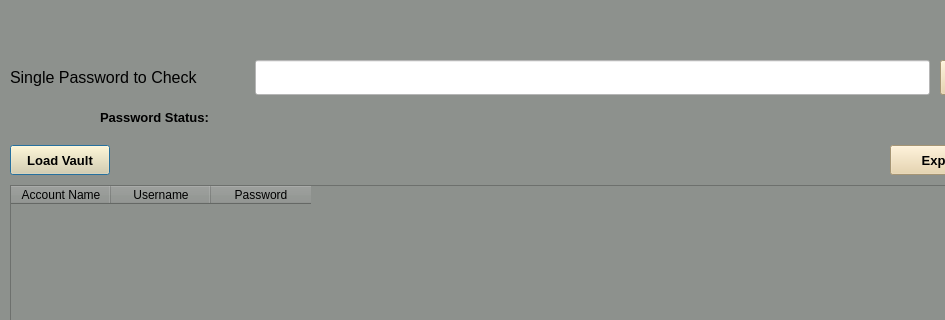
Above: passwordchecker.ui from dark-anub1s/CyberVault before the change; both pictures show x 0 to 945 and y 240 to 560 of the 1120 by 850 pixel window. Below: the same form after it.
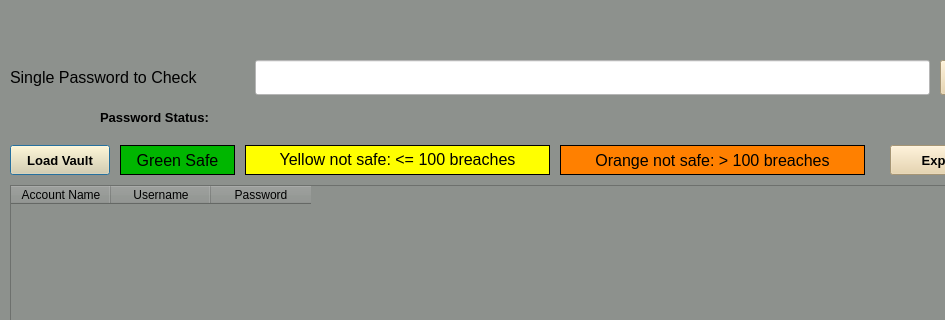
That is the form after the change.

```diff
--- a/passwordchecker.ui
+++ b/passwordchecker.ui
@@ -293,6 +293,90 @@
     <string>Password Status:</string>
    </property>
   </widget>
+  <widget class="QLabel" name="save_label">
+   <property name="geometry">
+    <rect>
+     <x>120</x>
+     <y>385</y>
+     <width>115</width>
+     <height>30</height>
+    </rect>
+   </property>
+   <property name="font">
+    <font>
+     <family>Arial</family>
+     <pointsize>12</pointsize>
+    </font>
+   </property>
+   <property name="styleSheet">
+    <string notr="true">background-color: rgb(0, 182, 0);</string>
+   </property>
+   <property name="frameShape">
+    <enum>QFrame::Box</enum>
+   </property>
+   <property name="text">
+    <string>Green Safe</string>
+   </property>
+   <property name="alignment">
+    <set>Qt::AlignCenter</set>
+   </property>
+  </widget>
+  <widget class="QLabel" name="yellow_label">
+   <property name="geometry">
+    <rect>
+     <x>245</x>
+     <y>385</y>
+     <width>305</width>
+     <height>30</height>
+    </rect>
+   </property>
+   <property name="font">
+    <font>
+     <family>Arial</family>
+     <pointsize>12</pointsize>
+    </font>
+   </property>
+   <property name="styleSheet">
+    <string notr="true">background-color: rgb(255, 255, 0);</string>
+   </property>
+   <property name="frameShape">
+    <enum>QFrame::Box</enum>
+   </property>
+   <property name="text">
+    <string>Yellow not safe: &lt;= 100 breaches</string>
+   </property>
+   <property name="alignment">
+    <set>Qt::AlignCenter</set>
+   </property>
+  </widget>
+  <widget class="QLabel" name="orange_label">
+   <property name="geometry">
+    <rect>
+     <x>560</x>
+     <y>385</y>
+     <width>305</width>
+     <height>30</height>
+    </rect>
+   </property>
+   <property name="font">
+    <font>
+     <family>Arial</family>
+     <pointsize>12</pointsize>
+    </font>
+   </property>
+   <property name="styleSheet">
+    <string notr="true">background-color: rgb(255, 128, 0);</string>
+   </property>
+   <property name="frameShape">
+    <enum>QFrame::Box</enum>
+   </property>
+   <property name="text">
+    <string>Orange not safe: &gt; 100 breaches</string>
+   </property>
+   <property name="alignment">
+    <set>Qt::AlignCenter</set>
+   </property>
+  </widget>
  </widget>
  <resources/>
  <connections/>
```
